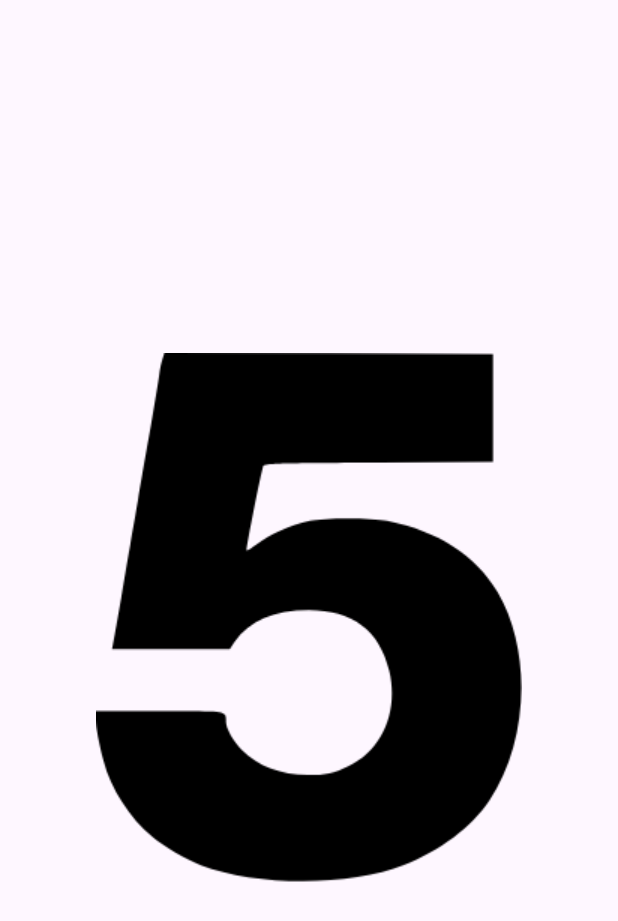
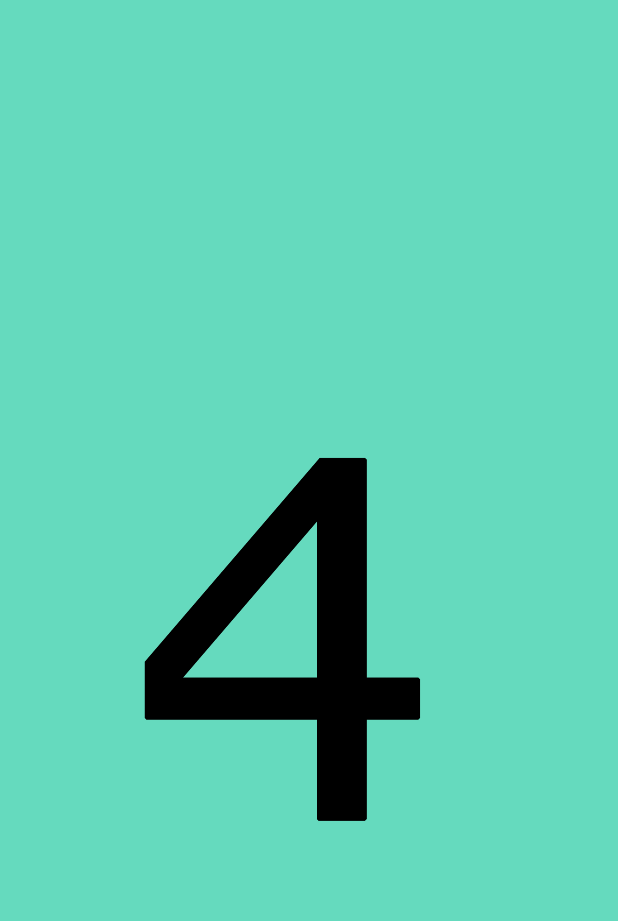
Before and after one commit to DanielMalki/MyApplication, an Android app: the NewActivity screen opened directly, with no data from a screen before it, on a phone screen of 412 x 824 dp. Shown: the top 921 px of the screen. Run offline under Robolectric (Android 15) with nearby library versions, the phone set to English and light mode, and no system bars.

Commit message:
Hi there ✌😎😉

```diff
--- a/app/src/main/java/com/dmalki/myfirstapplication/MainActivity.java
+++ b/app/src/main/java/com/dmalki/myfirstapplication/MainActivity.java
@@ -152,17 +152,11 @@ public class MainActivity extends AppCompatActivity /*implements CompoundButton.
         else if(id == R.id.action_start){
             Toast.makeText(this, "you selected start", Toast.LENGTH_SHORT).show();
         }
-        return true;
-    }
-
-    @Override
-    public boolean onContextItemSelected(MenuItem item) {
-        if (item.getItemId() == R.id.new_item) {
+        else if(item.getItemId() == R.id.new_item) {
             Intent intent = new Intent(this, NewActivity.class);
             startActivity(intent);
-            return true;
         }
-        return super.onContextItemSelected(item);
+        return true;
     }
 
 
--- a/app/src/main/java/com/dmalki/myfirstapplication/NewActivity.java
+++ b/app/src/main/java/com/dmalki/myfirstapplication/NewActivity.java
@@ -3,6 +3,7 @@ package com.dmalki.myfirstapplication;
 import android.content.Intent;
 import android.os.Bundle;
 import android.widget.ImageView;
+import android.os.CountDownTimer;
 
 import androidx.activity.EdgeToEdge;
 import androidx.appcompat.app.AppCompatActivity;
@@ -12,21 +13,9 @@ import androidx.core.view.WindowInsetsCompat;
 
 public class NewActivity extends AppCompatActivity {
 
-    @Override
-    protected void onCreate(Bundle savedInstanceState) {
-        super.onCreate(savedInstanceState);
-        EdgeToEdge.enable(this);
-        setContentView(R.layout.activity_new);
-        ViewCompat.setOnApplyWindowInsetsListener(findViewById(R.id.main), (v, insets) -> {
-            Insets systemBars = insets.getInsets(WindowInsetsCompat.Type.systemBars());
-            v.setPadding(systemBars.left, systemBars.top, systemBars.right, systemBars.bottom);
-            return insets;
-        });
-    }
+    private ImageView timerImage; // משתנה גלובלי לתמונה
 
-    ImageView timerImage = findViewById(R.id.timer_image);
-
-    final int[] images = {
+    private final int[] images = {
             R.drawable.number_5,
             R.drawable.number_4,
             R.drawable.number_3,
@@ -34,18 +23,39 @@ public class NewActivity extends AppCompatActivity {
             R.drawable.number_1
     };
 
-        /*new CountDownTimer(5000, 1000) {
-        int i = 0;
-        public void onTick(long millisUntilFinished) {
-            timerImage.setImageResource(images[i]);
-            i++;
-        }
+    @Override
+    protected void onCreate(Bundle savedInstanceState) {
+        super.onCreate(savedInstanceState);
+        EdgeToEdge.enable(this);
+        setContentView(R.layout.activity_new);
 
-        public void onFinish() {
-            Intent intent = new Intent(NewActivity.this, NextActivity.class);
-            startActivity(intent);
-        }
-    }.start(); */
+        ViewCompat.setOnApplyWindowInsetsListener(findViewById(R.id.main), (v, insets) -> {
+            Insets systemBars = insets.getInsets(WindowInsetsCompat.Type.systemBars());
+            v.setPadding(systemBars.left, systemBars.top, systemBars.right, systemBars.bottom);
+            return insets;
+        });
 
+        // אתחול של timerImage בתוך onCreate
+        timerImage = findViewById(R.id.timer_image);
 
+        // הפעלת הטיימר בתוך onCreate
+        new CountDownTimer(5000, 1000) {
+            int index = 0;
+
+            @Override
+            public void onTick(long millisUntilFinished) {
+                if (index < images.length) {
+                    timerImage.setImageResource(images[index]);
+                    index++;
+                }
+            }
+
+            @Override
+            public void onFinish() {
+                Intent intent = new Intent(NewActivity.this, NextActivity.class);
+                startActivity(intent);
+                finish(); // סוגר את הפעילות הנוכחית כדי שלא תחזור אחורה
+            }
+        }.start();
+    }
 }
--- a/app/src/main/res/layout/activity_new.xml
+++ b/app/src/main/res/layout/activity_new.xml
@@ -5,6 +5,7 @@
     android:id="@+id/main"
     android:layout_width="match_parent"
     android:layout_height="match_parent"
+    android:background="#65DABE"
     tools:context=".NewActivity">
 
     <ImageView
```
